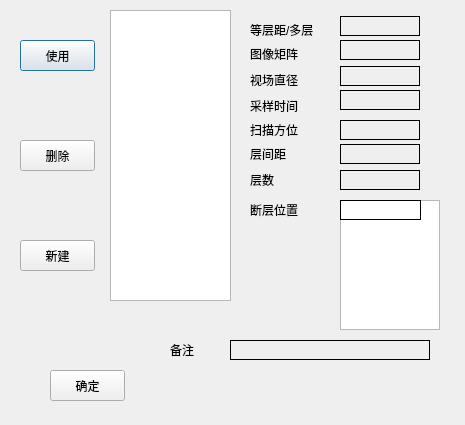
This is ZCIPS/CTScan/ct3templatewidget.ui in maozi2327/ZCIPS as Qt 5 draws it before an edit. The edited form follows.
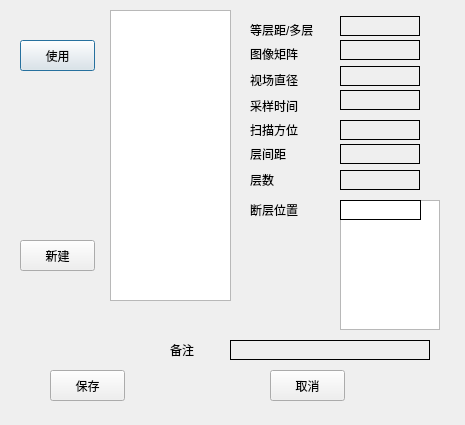
This is the edited form.

The edit to the form file:
```diff
--- a/ZCIPS/CTScan/ct3templatewidget.ui
+++ b/ZCIPS/CTScan/ct3templatewidget.ui
@@ -247,7 +247,7 @@
     </rect>
    </property>
    <property name="text">
-    <string>确定</string>
+    <string>保存</string>
    </property>
    <property name="autoDefault">
     <bool>false</bool>
@@ -422,19 +422,6 @@
     <string>层数</string>
    </property>
   </widget>
-  <widget class="QPushButton" name="deleteButton">
-   <property name="geometry">
-    <rect>
-     <x>20</x>
-     <y>140</y>
-     <width>75</width>
-     <height>31</height>
-    </rect>
-   </property>
-   <property name="text">
-    <string>删除</string>
-   </property>
-  </widget>
   <widget class="QPushButton" name="addButton">
    <property name="geometry">
     <rect>
@@ -628,6 +615,19 @@
     <enum>QFrame::Box</enum>
    </property>
   </widget>
+  <widget class="QPushButton" name="pushButton">
+   <property name="geometry">
+    <rect>
+     <x>270</x>
+     <y>370</y>
+     <width>75</width>
+     <height>31</height>
+    </rect>
+   </property>
+   <property name="text">
+    <string>取消</string>
+   </property>
+  </widget>
  </widget>
  <layoutdefault spacing="6" margin="11"/>
  <resources/>
```
